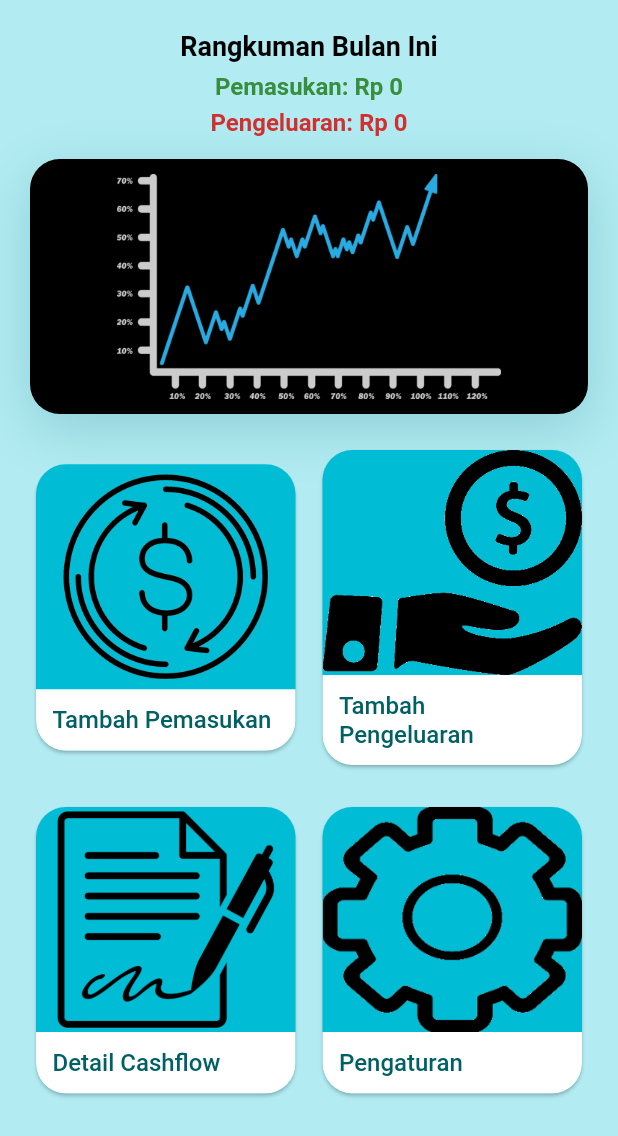
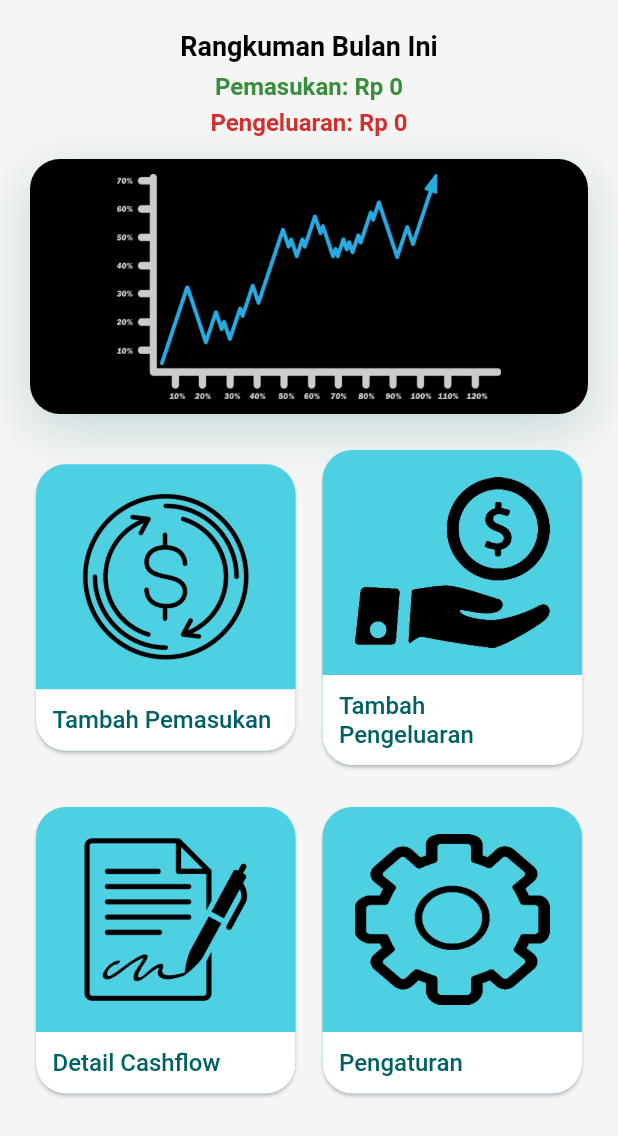
Before and after one commit to thltsap/Cash-App, a Flutter app: the MainPage screen opened by its route, on a phone screen of 412 x 824 dp. Shown: the top 1136 px of the screen. Run offline on Flutter 3.47's test engine with Material 2 defaults, Android fonts, the phone set to English and light mode, and no system bars; our stand-ins replace google_fonts, sqflite; accounts and stored records are empty.

```diff
--- a/cash_app/lib/pages/login_page.dart
+++ b/cash_app/lib/pages/login_page.dart
@@ -184,10 +184,6 @@ class _LoginPageState extends State<LoginPage> {
                             'Login',
                             style: subHeadingSemiBold2White,
                           ),
-                          // Text(
-                          //   'Sign In',
-                          //   style: subHeadingSemiBold2White,
-                          // ),
                         ),
                       ),
                     ],
--- a/cash_app/lib/pages/main_page.dart
+++ b/cash_app/lib/pages/main_page.dart
@@ -43,7 +43,7 @@ class _MainPageState extends State<MainPage> {
   @override
   Widget build(BuildContext context) {
     return Scaffold(
-      backgroundColor: primary100,
+      backgroundColor: neutral100,
       body: SafeArea(
         child: SingleChildScrollView(
           child: Container(
@@ -154,7 +154,7 @@ class _MainPageState extends State<MainPage> {
                               child: Container(
                                 margin: const EdgeInsets.only(right: 5),
                                 child: Card(
-                                  color: primary500,
+                                  color: primary300,
                                   shape: RoundedRectangleBorder(
                                     side: const BorderSide(
                                         color: Colors.transparent),
@@ -178,7 +178,9 @@ class _MainPageState extends State<MainPage> {
                                             image: const AssetImage(
                                               'images/pemasukan.png',
                                             ),
-                                            fit: BoxFit.cover,
+                                            fit: BoxFit.contain,
+                                            width: 140,
+                                            height: 140,
                                           ),
                                         ),
                                       ),
@@ -208,7 +210,7 @@ class _MainPageState extends State<MainPage> {
                               child: Container(
                                 margin: const EdgeInsets.only(left: 5),
                                 child: Card(
-                                  color: primary500,
+                                  color: primary300,
                                   shape: RoundedRectangleBorder(
                                     side: const BorderSide(
                                         color: Colors.transparent),
@@ -232,7 +234,9 @@ class _MainPageState extends State<MainPage> {
                                             image: const AssetImage(
                                               'images/pengeluaran.png',
                                             ),
-                                            fit: BoxFit.fill,
+                                            fit: BoxFit.contain,
+                                            width: 130,
+                                            height: 130,
                                           ),
                                         ),
                                       ),
@@ -272,7 +276,7 @@ class _MainPageState extends State<MainPage> {
                         child: Container(
                           margin: const EdgeInsets.only(right: 5),
                           child: Card(
-                            color: primary500,
+                            color: primary300,
                             shape: RoundedRectangleBorder(
                               side: const BorderSide(color: Colors.transparent),
                               borderRadius: BorderRadius.circular(20),
@@ -290,7 +294,9 @@ class _MainPageState extends State<MainPage> {
                                       image: const AssetImage(
                                         'images/dokumen.png',
                                       ),
-                                      fit: BoxFit.cover,
+                                      fit: BoxFit.contain,
+                                      width: 130,
+                                      height: 130,
                                     ),
                                   ),
                                 ),
@@ -319,7 +325,7 @@ class _MainPageState extends State<MainPage> {
                         child: Container(
                           margin: const EdgeInsets.only(left: 5),
                           child: Card(
-                            color: primary500,
+                            color: primary300,
                             shape: RoundedRectangleBorder(
                               side: const BorderSide(color: Colors.transparent),
                               borderRadius: BorderRadius.circular(20),
@@ -342,7 +348,9 @@ class _MainPageState extends State<MainPage> {
                                       image: const AssetImage(
                                         'images/setting.png',
                                       ),
-                                      fit: BoxFit.cover,
+                                      fit: BoxFit.contain,
+                                      width: 130,
+                                      height: 130,
                                     ),
                                   ),
                                 ),
```
Also changed, not shown: cash_app/lib/pages/pemasukan_page.dart (+33 -6 lines), cash_app/lib/pages/pengeluaran_page.dart (+36 -9 lines).
